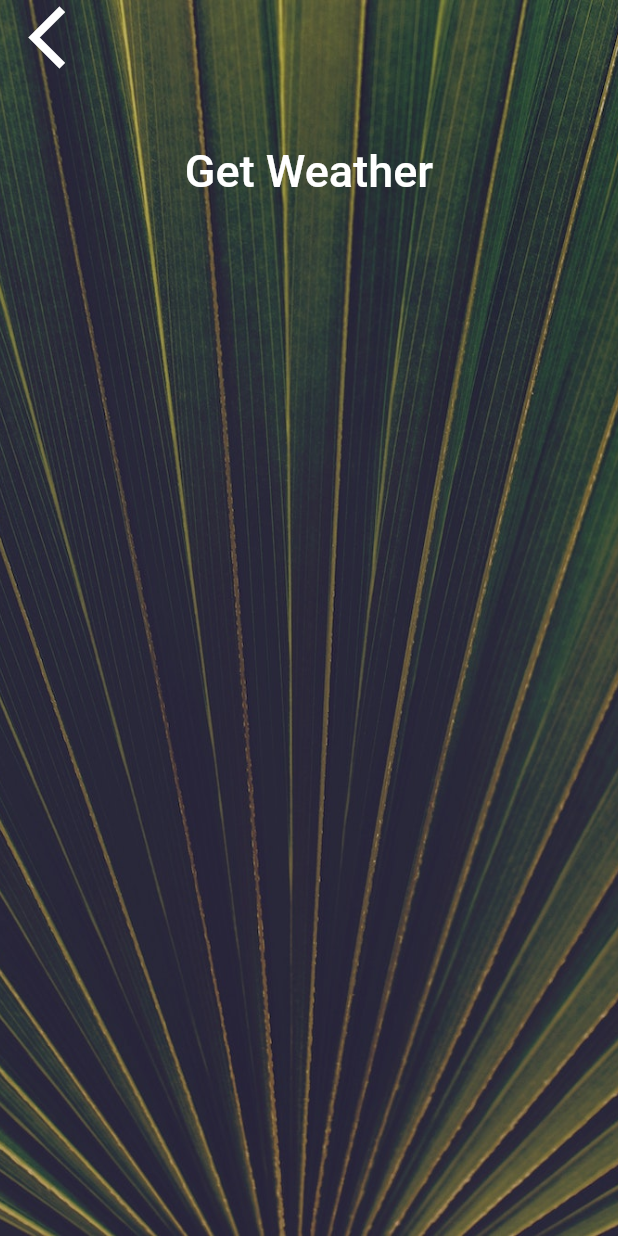
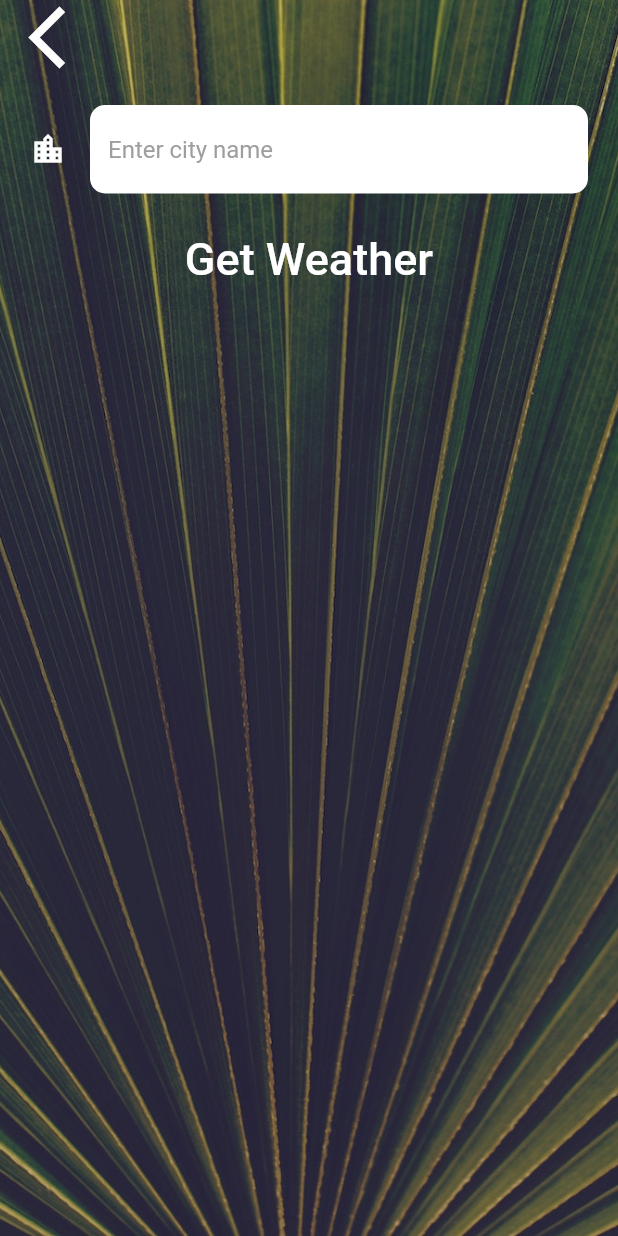
Before and after one commit to Cold-fish78/flutterWeatherApp, a Flutter app: the CityScreen screen opened directly, on a phone screen of 412 x 824 dp. Run offline on Flutter 3.47's test engine with Material 2 defaults, Android fonts, the phone set to English and light mode, and no system bars; our stand-ins replace flutter_spinkit, geolocator; Roboto replaces fonts that are missing (Spartan MB).

```diff
--- a/lib/screens/city_screen.dart
+++ b/lib/screens/city_screen.dart
@@ -1,12 +1,13 @@
 import 'package:flutter/material.dart';
 import 'package:clima_project/utilities/constants.dart';
-
+import 'package:clima_project/utilities/constants.dart';
 class CityScreen extends StatefulWidget {
   @override
   _CityScreenState createState() => _CityScreenState();
 }
 
 class _CityScreenState extends State<CityScreen> {
+  late String cityName;
   @override
   Widget build(BuildContext context) {
     return Scaffold(
@@ -24,7 +25,9 @@ class _CityScreenState extends State<CityScreen> {
               Align(
                 alignment: Alignment.topLeft,
                 child: FlatButton(
-                  onPressed: () {},
+                  onPressed: () {
+                    Navigator.pop(context);
+                  },
                   child: Icon(
                     Icons.arrow_back_ios,
                     size: 50.0,
@@ -33,10 +36,22 @@ class _CityScreenState extends State<CityScreen> {
               ),
               Container(
                 padding: EdgeInsets.all(20.0),
-                child: null,
+                child: TextField(
+                  onChanged:(value){
+                    cityName = value;
+                  }
+                  ,
+                  style: TextStyle(
+                    color: Colors.black,
+                  ),
+                  decoration:kInputTextFieldStyle,
+
+                ),
               ),
               FlatButton(
-                onPressed: () {},
+                onPressed: () {
+                  Navigator.pop(context,cityName);
+                },
                 child: Text(
                   'Get Weather',
                   style: kButtonTextStyle,
--- a/lib/utilities/constants.dart
+++ b/lib/utilities/constants.dart
@@ -18,3 +18,21 @@ const kButtonTextStyle = TextStyle(
 const kConditionTextStyle = TextStyle(
   fontSize: 100.0,
 );
+const kInputTextFieldStyle =  InputDecoration(
+  filled: true,
+  fillColor: Colors.white,
+  icon: Icon(
+    Icons.location_city,
+    color: Colors.white,
+  ),
+  hintText: 'Enter city name',
+  hintStyle: TextStyle(
+    color: Colors.grey,
+  ),
+  border: OutlineInputBorder(
+    borderRadius: BorderRadius.all(
+      Radius.circular(10.0),
+    ),
+    borderSide: BorderSide.none,
+  ),
+);
```
Also changed, not shown: lib/screens/loading_screen.dart (+6 -1 lines), lib/screens/location_screen.dart (+58 -7 lines), lib/services/weather.dart (+11 -0 lines), 1 other file.
